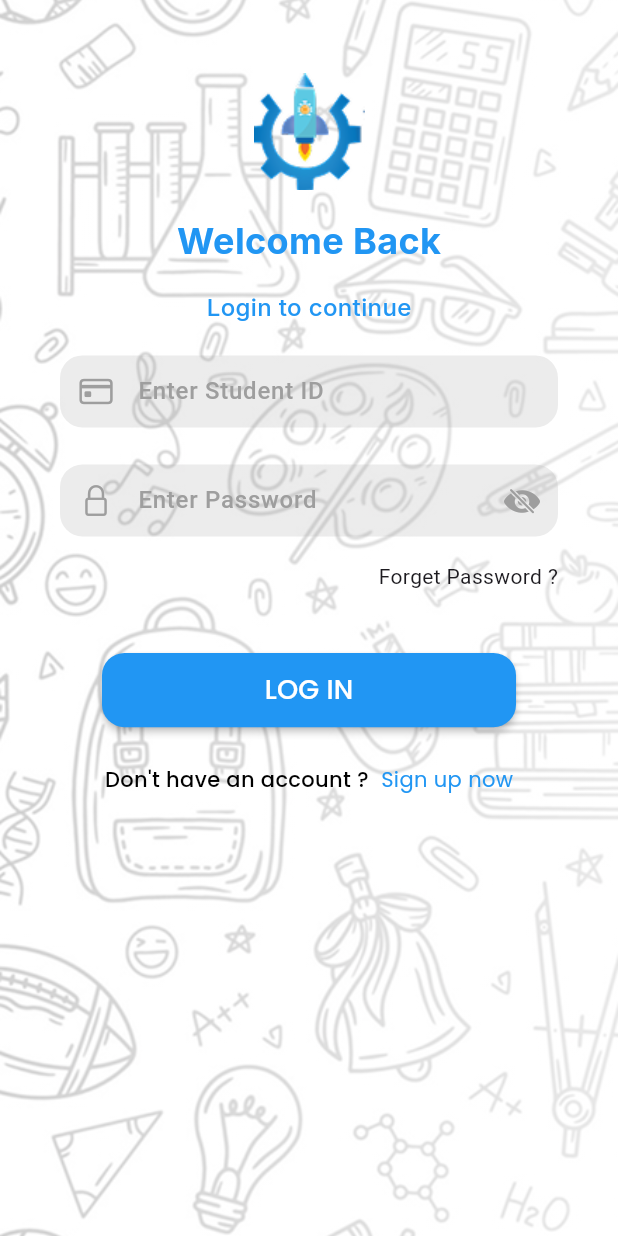
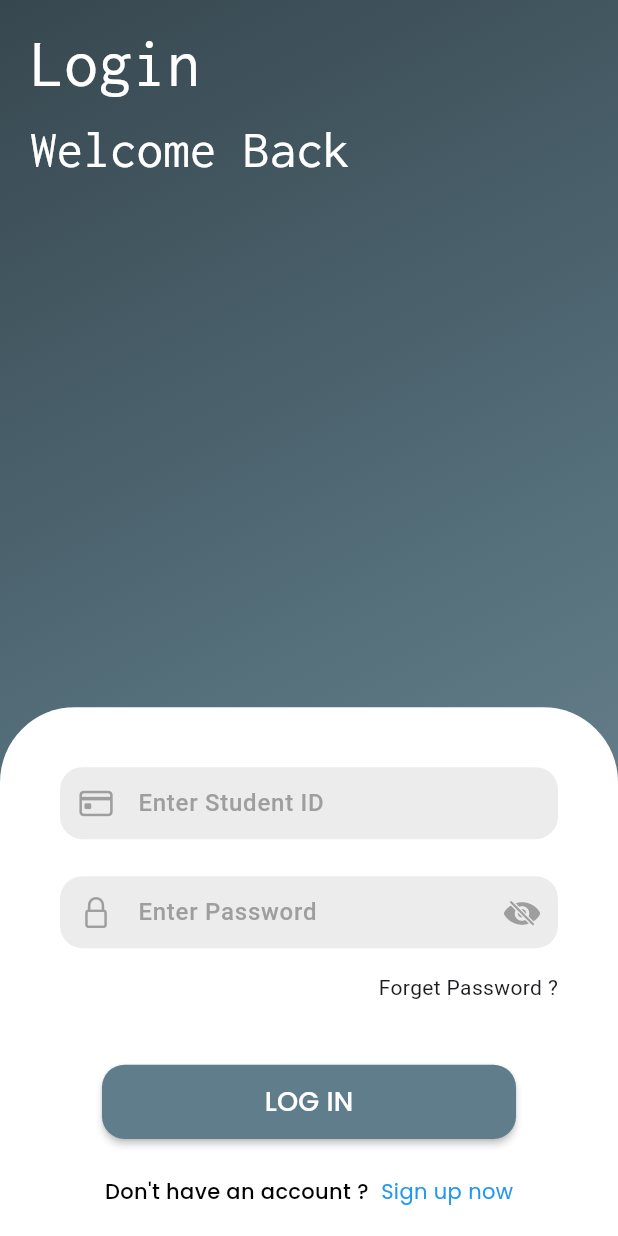
Before and after one commit to Sparkinovtech/Sairam, a Flutter app: the screen it shows after launch, on a phone screen of 412 x 824 dp. Run offline on Flutter 3.47's test engine with Material 3 defaults, Android fonts, the light colour scheme and no system bars; our stand-ins replace bloc, cloud_firestore, connectivity_plus, firebase_auth, firebase_core, flutter_bloc and 7 more; accounts and stored records are empty; project files that could hold a hidden picture were left out.

Commit message:
login page and signup page layout changes

```diff
--- a/lib/Auth/View/login_page.dart
+++ b/lib/Auth/View/login_page.dart
@@ -41,57 +41,59 @@ class _LoginPageState extends State<LoginPage> {
       },
       child: Scaffold(
         resizeToAvoidBottomInset: true,
-        body: Stack(
-          children: [
-            Positioned.fill(child: Image.asset(background, fit: BoxFit.cover)),
-            Container(
+        body: Container(
           decoration: BoxDecoration(
             gradient: LinearGradient(
               colors: [
-                    Colors.white.withValues(alpha: .8),
-                    Colors.white.withValues(alpha: .9),
+                Colors.blueGrey[800]!,
+                Colors.blueGrey[600]!,
+                Colors.blueGrey[400]!,
+              ],
+              begin: Alignment.topLeft,
+              end: Alignment.bottomRight,
+            ),
+          ),
+          child: SafeArea(
+            child: Column(
+              children: [
+                Padding(
+                  padding: EdgeInsets.symmetric(horizontal: 20 , vertical: 10),
+                  child: Column(
+                    crossAxisAlignment: CrossAxisAlignment.start,
+                    children: [
+                      Row(
+                        children: [
+                          Text("Login", style: GoogleFonts.inconsolata(fontSize: 45, color: Colors.white)),
                         ],
                       ),
-              ),
-            ),
-            SafeArea(
-              child: SingleChildScrollView(
-                padding: EdgeInsets.symmetric(horizontal: 20, vertical: 16),
-                child: Column(
-                  mainAxisSize: MainAxisSize.min,
+                      Row(
                         children: [
-                    SizedBox(height: size.height * .04),
-                    Center(child: Image.asset(mainlogo)),
-                    SizedBox(height: size.height * .02),
-                    Text(
-                      "Welcome Back",
-                      style: GoogleFonts.inter(
-                        color: Colors.blue,
-                        fontSize: 24,
-                        fontWeight: FontWeight.bold,
-                      ),
-                    ),
-                    SizedBox(height: size.height * .02),
-                    Text(
-                      "Login to continue",
-                      style: GoogleFonts.inter(
-                        color: Colors.blue,
-                        fontSize: 16,
-                        fontWeight: FontWeight.w500,
-                      ),
-                    ),
-                    SizedBox(height: 20),
-                    LoginForm(),
-                    SizedBox(
-                      height: MediaQuery.of(context).viewInsets.bottom,
-                    ), // avoid overlap with keyboard
+                          Text("Welcome Back", style: GoogleFonts.inconsolata(fontSize: 35, color: Colors.white)),
                         ],
-                ),
-              ),
                       ),
                     ],
                   ),
                 ),
+                Spacer(),
+                Align(
+                  alignment: Alignment.bottomCenter,
+                  child:Container(
+                    width: double.infinity,
+                    decoration: BoxDecoration(
+                      color:Colors.white,
+                      borderRadius: BorderRadius.vertical(top: Radius.circular(50)),
+                    ),
+                    padding: EdgeInsets.only(top: 40, left: 20 , right: 20 , bottom: 20),
+                    child: SingleChildScrollView(
+                      child: LoginForm(),
+                    ),
+                  ) ,
+                )
+              ],
+            ),
+          ),
+        )
+      ),
     );
   }
 }
--- a/lib/Utils/login_form.dart
+++ b/lib/Utils/login_form.dart
@@ -81,7 +81,7 @@ class _LoginFormState extends State<LoginForm> {
                     );
                   }
                 },
-                color: Colors.blue,
+                color: Colors.blueGrey,
                 minWidth: size.width * .67,
                 height: size.height * .06,
                 shape: RoundedRectangleBorder(
--- a/lib/Utils/signup_form.dart
+++ b/lib/Utils/signup_form.dart
@@ -82,7 +82,7 @@ class _SignUpFormState extends State<SignUpForm> {
                 validator: (v) =>
                     v == null || v.isEmpty ? "Enter Password" : null,
               ),
-              SizedBox(height: size.height * .05),
+              SizedBox(height: size.height * .03),
               _buildPasswordField(
                 controller: _confirmPassword,
                 hintText: "Enter Confirm Password",
@@ -106,7 +106,7 @@ class _SignUpFormState extends State<SignUpForm> {
                     );
                   }
                 },
-                color: Colors.blue,
+                color: Colors.blueGrey,
                 minWidth: size.width * .65,
                 height: size.height * .05,
                 shape: RoundedRectangleBorder(
```
Also changed, not shown: lib/Auth/View/signup_page.dart (+56 -35 lines). Lines whose indentation alone changed are shown as unchanged.
